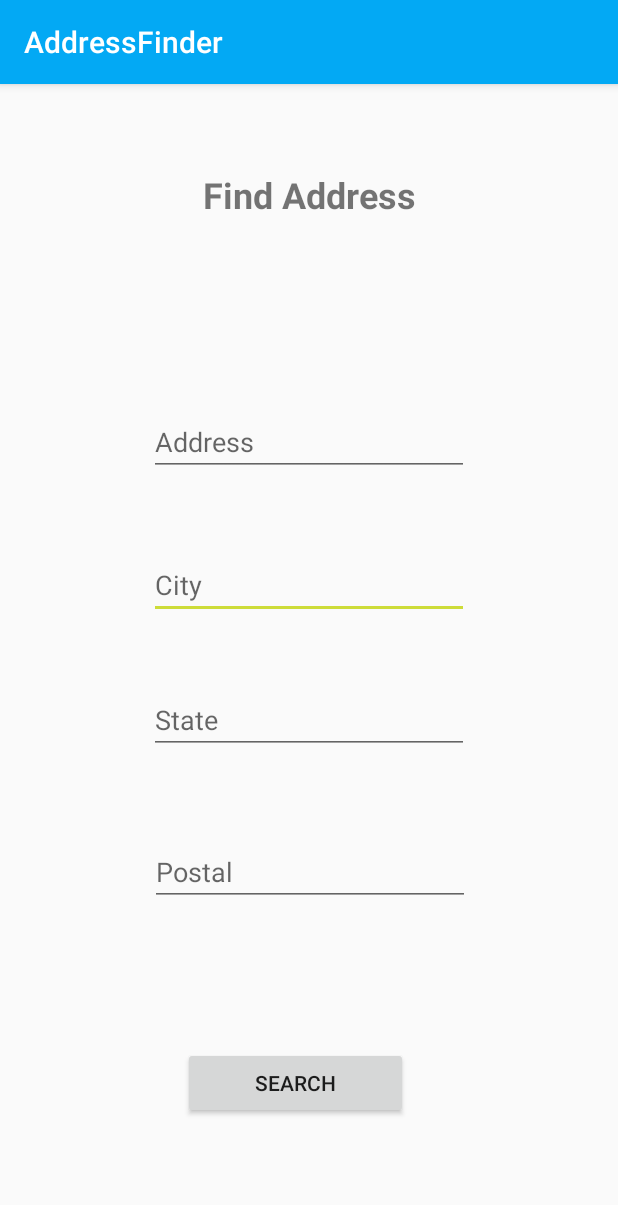
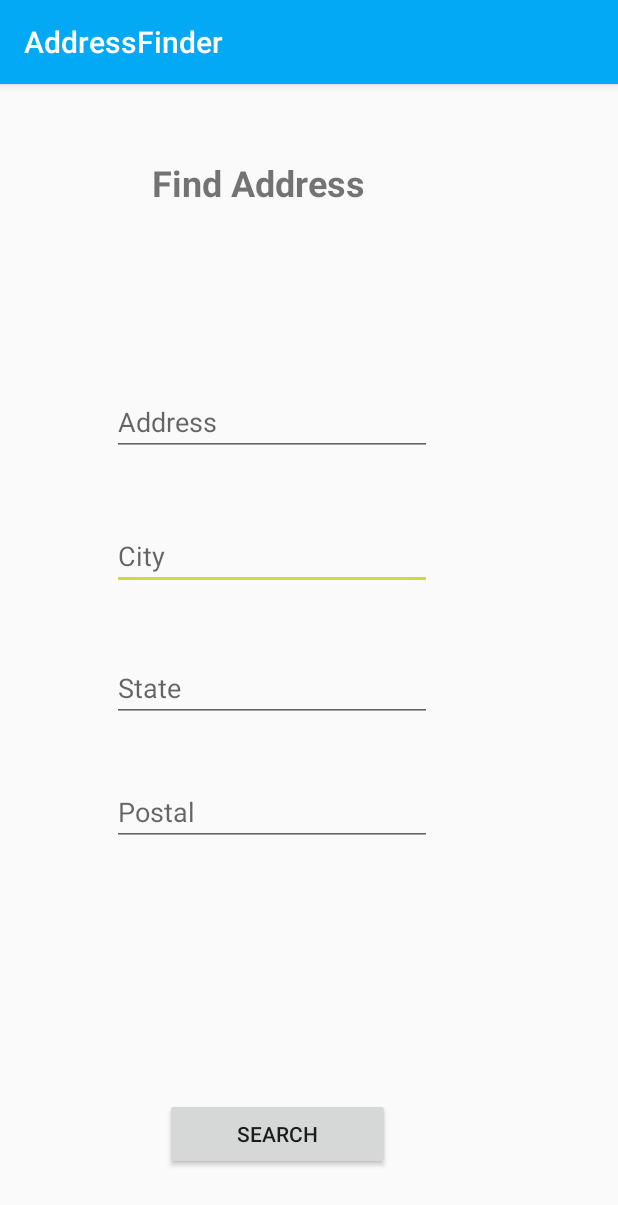
Before and after one commit to MilanZk/AddressFinder, an Android app: the SearchActivity screen opened directly, with no data from a screen before it, on a phone screen of 412 x 824 dp. Shown: the top 1205 px of the screen. Run offline under Robolectric (Android 15) with nearby library versions, the phone set to English and light mode, and no system bars.

```diff
--- a/app/build.gradle
+++ b/app/build.gradle
@@ -36,4 +36,5 @@ dependencies {
     compile 'com.squareup.retrofit2:converter-gson:2.1.0'
     compile 'com.google.android.gms:play-services-maps:10.2.6'
     testCompile 'junit:junit:4.12'
+    compile 'com.android.support:recyclerview-v7:25.3.1'
 }
--- a/app/src/main/java/com/example/praktikant/addressfinder/activities/MainActivity.java
+++ b/app/src/main/java/com/example/praktikant/addressfinder/activities/MainActivity.java
@@ -1,11 +1,11 @@
 package com.example.praktikant.addressfinder.activities;
 
 import android.content.Intent;
+import android.support.v7.app.AlertDialog;
 import android.support.v7.app.AppCompatActivity;
 import android.os.Bundle;
 import android.view.View;
 import android.widget.Button;
-
 import com.example.praktikant.addressfinder.R;
 
 public class MainActivity extends AppCompatActivity {
@@ -14,7 +14,6 @@ public class MainActivity extends AppCompatActivity {
     protected void onCreate(Bundle savedInstanceState) {
         super.onCreate(savedInstanceState);
         setContentView(R.layout.activity_main);
-
         Button btFindAddress = (Button) findViewById(R.id.btFindAdress);
         btFindAddress.setOnClickListener(new View.OnClickListener() {
             @Override
@@ -23,6 +22,5 @@ public class MainActivity extends AppCompatActivity {
                 startActivity(i);
             }
         });
-
     }
 }
--- a/app/src/main/res/layout/activity_maps.xml
+++ b/app/src/main/res/layout/activity_maps.xml
@@ -19,7 +19,6 @@
         app:layout_constraintTop_toTopOf="parent"
         app:layout_constraintVertical_bias="0.07999998" />
 
-
     <fragment
         android:id="@+id/map"
         android:name="com.google.android.gms.maps.SupportMapFragment"
--- a/app/src/main/res/layout/activity_search.xml
+++ b/app/src/main/res/layout/activity_search.xml
@@ -1,24 +1,29 @@
 <?xml version="1.0" encoding="utf-8"?>
 <android.support.constraint.ConstraintLayout xmlns:android="http://schemas.android.com/apk/res/android"
     xmlns:app="http://schemas.android.com/apk/res-auto"
+    android:orientation="vertical"
     xmlns:tools="http://schemas.android.com/tools"
     android:layout_width="match_parent"
     android:layout_height="match_parent"
-    tools:context="com.example.praktikant.addressfinder.activities.SearchActivity">
+    tools:context="com.example.praktikant.addressfinder.activities.SearchActivity"
+    tools:layout_editor_absoluteY="81dp"
+    tools:layout_editor_absoluteX="0dp">
 
     <TextView
         android:id="@+id/textView"
-        android:layout_width="@dimen/tvAddressFinderW"
-        android:layout_height="@dimen/tvAddressFinderH"
+        android:layout_width="200dp"
+        android:layout_height="50dp"
         android:text="@string/tvFindAddress"
         android:textAlignment="center"
         android:textSize="24sp"
         android:textStyle="bold"
+        android:layout_alignParentTop="true"
         app:layout_constraintBottom_toBottomOf="parent"
         app:layout_constraintLeft_toLeftOf="parent"
         app:layout_constraintRight_toRightOf="parent"
         app:layout_constraintTop_toTopOf="parent"
-        app:layout_constraintVertical_bias="0.07999998"/>
+        app:layout_constraintVertical_bias="0.069"
+        app:layout_constraintHorizontal_bias="0.341" />
 
     <EditText
         android:id="@+id/etCity"
@@ -31,20 +36,22 @@
         app:layout_constraintLeft_toLeftOf="parent"
         app:layout_constraintRight_toRightOf="parent"
         app:layout_constraintTop_toTopOf="parent"
-        app:layout_constraintVertical_bias="0.431" />
+        app:layout_constraintVertical_bias="0.404"
+        app:layout_constraintHorizontal_bias="0.376" />
 
     <EditText
         android:id="@+id/etAddress"
         android:layout_width="wrap_content"
-        android:layout_height="wrap_content"
+        android:layout_height="43dp"
         android:ems="10"
         android:hint="@string/etAddress"
-        android:inputType="textPersonName"
         app:layout_constraintBottom_toBottomOf="parent"
         app:layout_constraintLeft_toLeftOf="parent"
         app:layout_constraintRight_toRightOf="parent"
         app:layout_constraintTop_toTopOf="parent"
-        app:layout_constraintVertical_bias="0.299" />
+        app:layout_constraintVertical_bias="0.282"
+        app:layout_constraintHorizontal_bias="0.376" />
+
 
     <EditText
         android:id="@+id/etPostal"
@@ -54,11 +61,11 @@
         android:hint="@string/etPostal"
         android:inputType="textPersonName"
         app:layout_constraintBottom_toBottomOf="parent"
-        app:layout_constraintHorizontal_bias="0.502"
         app:layout_constraintLeft_toLeftOf="parent"
         app:layout_constraintRight_toRightOf="parent"
         app:layout_constraintTop_toTopOf="parent"
-        app:layout_constraintVertical_bias="0.696" />
+        app:layout_constraintVertical_bias="0.64"
+        app:layout_constraintHorizontal_bias="0.376" />
 
     <EditText
         android:id="@+id/etState"
@@ -71,17 +78,19 @@
         app:layout_constraintLeft_toLeftOf="parent"
         app:layout_constraintRight_toRightOf="parent"
         app:layout_constraintTop_toTopOf="parent"
-        app:layout_constraintVertical_bias="0.555" />
+        app:layout_constraintVertical_bias="0.526"
+        app:layout_constraintHorizontal_bias="0.376" />
 
     <Button
         android:id="@+id/btSearch"
-        android:layout_width="@dimen/btFindAddress"
+        android:layout_width="150dp"
         android:layout_height="wrap_content"
         android:text="@string/btSearch"
         app:layout_constraintBottom_toBottomOf="parent"
-        app:layout_constraintHorizontal_bias="0.466"
         app:layout_constraintLeft_toLeftOf="parent"
         app:layout_constraintRight_toRightOf="parent"
         app:layout_constraintTop_toTopOf="parent"
-        app:layout_constraintVertical_bias="0.892" />
+        app:layout_constraintVertical_bias="0.939"
+        app:layout_constraintHorizontal_bias="0.421" />
+
 </android.support.constraint.ConstraintLayout>
--- a/app/src/main/res/values/strings.xml
+++ b/app/src/main/res/values/strings.xml
@@ -12,4 +12,8 @@
     <string name="tvBookmarks">Bookmarks</string>
     <string name="tvViewAddress">View address</string>
     <string name="title_activity_maps">Map</string>
+    <string name="bookmarkDialogTitle">Bookmark</string>
+    <string name="bookmarkDialogMessage">Do you want to bookmark this address?</string>
+    <string name="bookmarkDialogPositiveButton">Yes</string>
+    <string name="bookmarkDialogNegativeButton">No</string>
 </resources>
```
Also changed, not shown: app/src/main/java/com/example/praktikant/addressfinder/SearchResult.java (+1 -7 lines), app/src/main/java/com/example/praktikant/addressfinder/activities/MapsActivity.java (+21 -2 lines), app/src/main/java/com/example/praktikant/addressfinder/dialog/BookmarkDialog.java (added, +31 -0 lines), app/src/main/res/values/styles.xml (+9 -0 lines).
